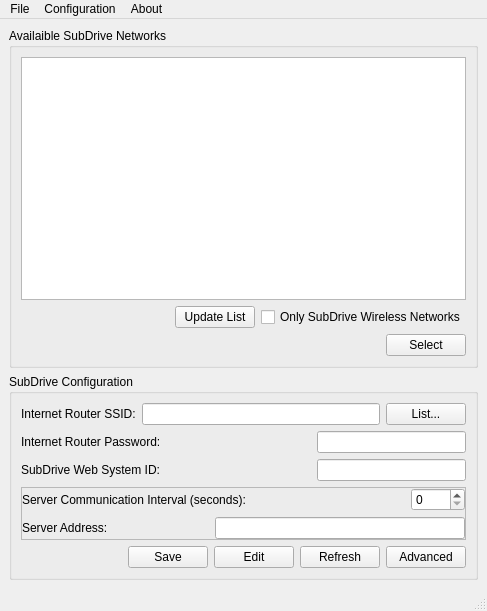
Above: mainwindow.ui from pliniofpa/SubDriveConfigTool before the change. Below: the same form after it.
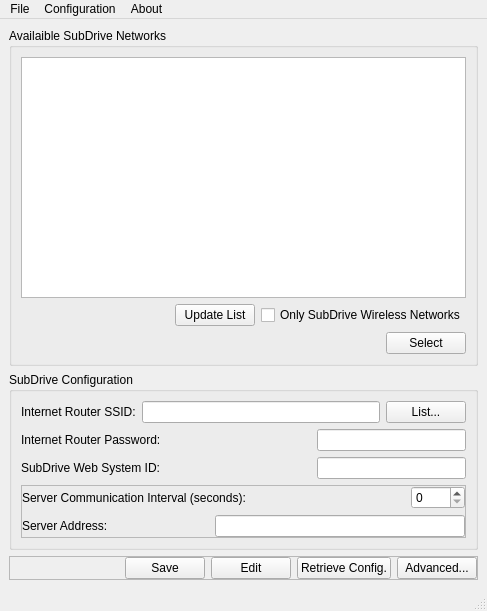
That is the form after the change. Icons and pictures are not drawn.

Patch:
```diff
--- a/mainwindow.ui
+++ b/mainwindow.ui
@@ -48,6 +48,10 @@
            <property name="text">
             <string>Update List</string>
            </property>
+           <property name="icon">
+            <iconset resource="res.qrc">
+             <normaloff>:/images/1414629197_list-unordered-128.png</normaloff>:/images/1414629197_list-unordered-128.png</iconset>
+           </property>
           </widget>
          </item>
          <item>
@@ -55,6 +59,10 @@
            <property name="text">
             <string>Only SubDrive Wireless Networks</string>
            </property>
+           <property name="icon">
+            <iconset resource="res.qrc">
+             <normaloff>:/images/1414629133_empty_filter.png</normaloff>:/images/1414629133_empty_filter.png</iconset>
+           </property>
           </widget>
          </item>
         </layout>
@@ -64,6 +72,10 @@
          <property name="text">
           <string>Select</string>
          </property>
+         <property name="icon">
+          <iconset resource="res.qrc">
+           <normaloff>:/images/Sign-Select-icon.png</normaloff>:/images/Sign-Select-icon.png</iconset>
+         </property>
         </widget>
        </item>
       </layout>
@@ -95,6 +107,10 @@
            <property name="text">
             <string>List...</string>
            </property>
+           <property name="icon">
+            <iconset resource="res.qrc">
+             <normaloff>:/images/1414629197_list-unordered-128.png</normaloff>:/images/1414629197_list-unordered-128.png</iconset>
+           </property>
           </widget>
          </item>
         </layout>
@@ -283,8 +299,30 @@
          </layout>
         </widget>
        </item>
+      </layout>
+     </widget>
+    </item>
        <item>
-        <layout class="QHBoxLayout" name="horizontalLayout_6">
+     <widget class="QFrame" name="buttons_frame">
+      <property name="frameShape">
+       <enum>QFrame::StyledPanel</enum>
+      </property>
+      <property name="frameShadow">
+       <enum>QFrame::Raised</enum>
+      </property>
+      <layout class="QHBoxLayout" name="horizontalLayout_8">
+       <property name="leftMargin">
+        <number>0</number>
+       </property>
+       <property name="topMargin">
+        <number>0</number>
+       </property>
+       <property name="rightMargin">
+        <number>0</number>
+       </property>
+       <property name="bottomMargin">
+        <number>0</number>
+       </property>
          <item>
           <spacer name="horizontalSpacer_2">
            <property name="orientation">
@@ -303,6 +341,10 @@
            <property name="text">
             <string>Save</string>
            </property>
+         <property name="icon">
+          <iconset resource="res.qrc">
+           <normaloff>:/images/document_save.png</normaloff>:/images/document_save.png</iconset>
+         </property>
           </widget>
          </item>
          <item>
@@ -310,23 +352,29 @@
            <property name="text">
             <string>Edit</string>
            </property>
+         <property name="icon">
+          <iconset resource="res.qrc">
+           <normaloff>:/images/pencil3.png</normaloff>:/images/pencil3.png</iconset>
+         </property>
           </widget>
          </item>
          <item>
-          <widget class="QPushButton" name="pushButton">
+        <widget class="QPushButton" name="retrieve_pushButton">
            <property name="text">
-            <string>Refresh</string>
+          <string>Retrieve Config.</string>
+         </property>
+         <property name="icon">
+          <iconset resource="res.qrc">
+           <normaloff>:/images/Refresh-icon.png</normaloff>:/images/Refresh-icon.png</iconset>
            </property>
           </widget>
          </item>
          <item>
           <widget class="QPushButton" name="advanced_pushButton">
            <property name="text">
-            <string>Advanced</string>
-           </property>
-          </widget>
-         </item>
-        </layout>
+          <string>Advanced...</string>
+         </property>
+        </widget>
        </item>
       </layout>
      </widget>
@@ -339,7 +387,7 @@
      <x>0</x>
      <y>0</y>
      <width>487</width>
-     <height>26</height>
+     <height>21</height>
     </rect>
    </property>
    <widget class="QMenu" name="menuFile">
```
Lines whose indentation alone changed are shown as unchanged.
